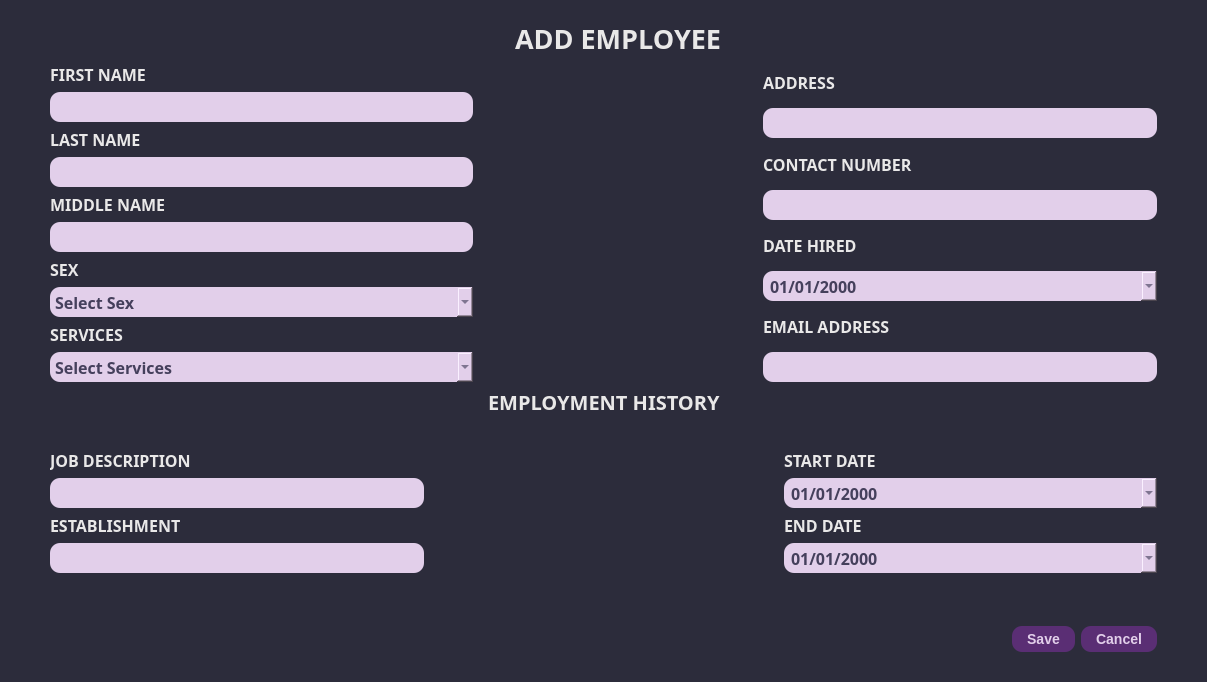
First picture: the form in ui_files/add_employee_dialog.ui, repository porgarmer/Jeb-s-Salon, before the edit.
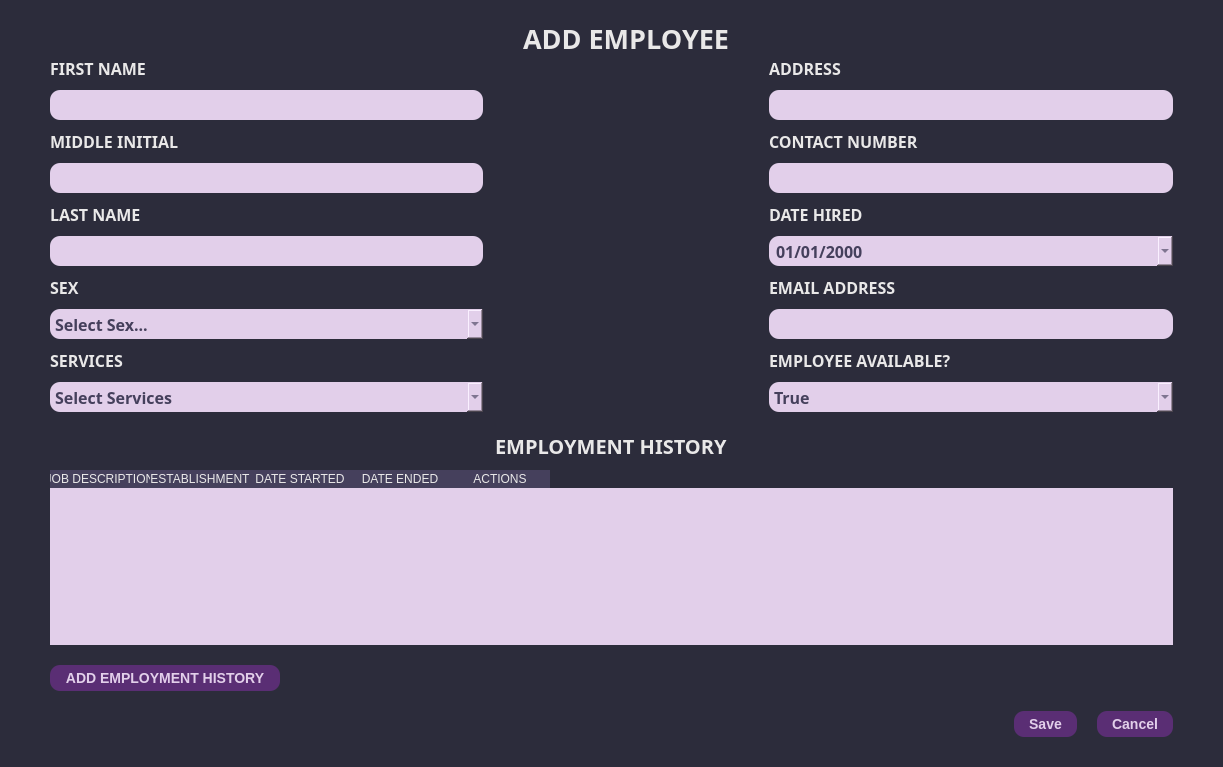
Second picture: the form after the edit. Icons and pictures are not drawn.

Diff of the .ui file:
```diff
--- a/ui_files/add_employee_dialog.ui
+++ b/ui_files/add_employee_dialog.ui
@@ -9,20 +9,20 @@
    <rect>
     <x>0</x>
     <y>0</y>
-    <width>1207</width>
-    <height>682</height>
+    <width>1223</width>
+    <height>767</height>
    </rect>
   </property>
   <property name="minimumSize">
    <size>
-    <width>1207</width>
-    <height>682</height>
+    <width>0</width>
+    <height>0</height>
    </size>
   </property>
   <property name="maximumSize">
    <size>
-    <width>1207</width>
-    <height>682</height>
+    <width>16777215</width>
+    <height>16777215</height>
    </size>
   </property>
   <property name="windowTitle">
@@ -115,366 +115,9 @@
       <property name="bottomMargin">
        <number>30</number>
       </property>
-      <item row="1" column="0">
-       <layout class="QGridLayout" name="gridLayout_3">
-        <item row="2" column="1" colspan="3">
-         <spacer name="horizontalSpacer_10">
-          <property name="orientation">
-           <enum>Qt::Horizontal</enum>
-          </property>
-          <property name="sizeHint" stdset="0">
-           <size>
-            <width>348</width>
-            <height>20</height>
-           </size>
-          </property>
-         </spacer>
-        </item>
-        <item row="1" column="0">
-         <spacer name="verticalSpacer_10">
-          <property name="orientation">
-           <enum>Qt::Vertical</enum>
-          </property>
-          <property name="sizeHint" stdset="0">
-           <size>
-            <width>310</width>
-            <height>32</height>
-           </size>
-          </property>
-         </spacer>
-        </item>
-        <item row="2" column="4">
-         <layout class="QVBoxLayout" name="verticalLayout_13">
-          <item>
-           <layout class="QVBoxLayout" name="verticalLayout_11"/>
-          </item>
-          <item>
-           <widget class="QLabel" name="label_12">
-            <property name="font">
-             <font>
-              <family>JetBrains Mono</family>
-              <pointsize>12</pointsize>
-              <bold>true</bold>
-             </font>
-            </property>
-            <property name="text">
-             <string>START DATE</string>
-            </property>
-           </widget>
-          </item>
-          <item>
-           <widget class="QDateEdit" name="emp_hist_start_date">
-            <property name="font">
-             <font>
-              <family>JetBrains Mono</family>
-              <pointsize>12</pointsize>
-              <bold>true</bold>
-             </font>
-            </property>
-            <property name="styleSheet">
-             <string notr="true">            QDateEdit QAbstractItemView {
-                selection-background-color: #6a9fb5;
-                selection-color: white;
-                background-color: #f0f0f0;
-            }
-            QCalendarWidget QWidget#qt_calendar_navigationbar {
-                background-color: #45405C; /* Navigation bar background */
-            }
-            QCalendarWidget QToolButton {
-                color: white;
-                background-color: #45405C;
-            }
-            QCalendarWidget QMenu {
-                color: white;
-                background-color: #45405C;
-            }
-
-    	    QCalendarWidget QMenu::item:selected {
-                background-color: #333;  /* Background color when an item is selected */
-            }
-         
-            QCalendarWidget QSpinBox {
-
-                color: white;
-                background-color: #45405C;
-                selection-background-color: #333;
-                selection-color: white;
-            }
-            QCalendarWidget QSpinBox::up-button {
-                subcontrol-origin: border;
-                subcontrol-position: top right;
-
-            }
-            QCalendarWidget QSpinBox::down-button {
-                subcontrol-origin: border;
-                subcontrol-position: bottom right;
-
-            }
-            QCalendarWidget QAbstractItemView:enabled {
-
-                color: black;
-                background-color: #E2CFEA;
-                selection-background-color: #45405C;
-                selection-color: white;
-            }</string>
-            </property>
-            <property name="displayFormat">
-             <string>MM/dd/yyyy</string>
-            </property>
-            <property name="calendarPopup">
-             <bool>true</bool>
-            </property>
-           </widget>
-          </item>
-          <item>
-           <layout class="QVBoxLayout" name="verticalLayout_12">
-            <item>
-             <widget class="QLabel" name="label_14">
-              <property name="font">
-               <font>
-                <family>JetBrains Mono</family>
-                <pointsize>12</pointsize>
-                <bold>true</bold>
-               </font>
-              </property>
-              <property name="text">
-               <string>END DATE</string>
-              </property>
-             </widget>
-            </item>
-            <item>
-             <widget class="QDateEdit" name="emp_hist_end_date">
-              <property name="font">
-               <font>
-                <family>JetBrains Mono</family>
-                <pointsize>12</pointsize>
-                <bold>true</bold>
-               </font>
-              </property>
-              <property name="styleSheet">
-               <string notr="true">            QDateEdit QAbstractItemView {
-                selection-background-color: #6a9fb5;
-                selection-color: white;
-                background-color: #f0f0f0;
-            }
-            QCalendarWidget QWidget#qt_calendar_navigationbar {
-                background-color: #45405C; /* Navigation bar background */
-            }
-            QCalendarWidget QToolButton {
-                color: white;
-                background-color: #45405C;
-            }
-            QCalendarWidget QMenu {
-                color: white;
-                background-color: #45405C;
-            }
-
-    	    QCalendarWidget QMenu::item:selected {
-                background-color: #333;  /* Background color when an item is selected */
-            }
-         
-            QCalendarWidget QSpinBox {
-
-                color: white;
-                background-color: #45405C;
-                selection-background-color: #333;
-                selection-color: white;
-            }
-            QCalendarWidget QSpinBox::up-button {
-                subcontrol-origin: border;
-                subcontrol-position: top right;
-
-            }
-            QCalendarWidget QSpinBox::down-button {
-                subcontrol-origin: border;
-                subcontrol-position: bottom right;
-
-            }
-            QCalendarWidget QAbstractItemView:enabled {
-
-                color: black;
-                background-color: #E2CFEA;
-                selection-background-color: #45405C;
-                selection-color: white;
-            }</string>
-              </property>
-              <property name="displayFormat">
-               <string>MM/dd/yyyy</string>
-              </property>
-              <property name="calendarPopup">
-               <bool>true</bool>
-              </property>
-             </widget>
-            </item>
-            <item>
-             <spacer name="verticalSpacer_12">
-              <property name="orientation">
-               <enum>Qt::Vertical</enum>
-              </property>
-              <property name="sizeHint" stdset="0">
-               <size>
-                <width>20</width>
-                <height>40</height>
-               </size>
-              </property>
-             </spacer>
-            </item>
-            <item>
-             <spacer name="horizontalSpacer_7">
-              <property name="orientation">
-               <enum>Qt::Horizontal</enum>
-              </property>
-              <property name="sizeHint" stdset="0">
-               <size>
-                <width>40</width>
-                <height>20</height>
-               </size>
-              </property>
-             </spacer>
-            </item>
-           </layout>
-          </item>
-         </layout>
-        </item>
-        <item row="2" column="0">
-         <layout class="QVBoxLayout" name="verticalLayout_14">
-          <item>
-           <layout class="QVBoxLayout" name="verticalLayout_8">
-            <item>
-             <widget class="QLabel" name="label_11">
-              <property name="font">
-               <font>
-                <family>JetBrains Mono</family>
-                <pointsize>12</pointsize>
-                <bold>true</bold>
-               </font>
-              </property>
-              <property name="text">
-               <string>JOB DESCRIPTION</string>
-              </property>
-             </widget>
-            </item>
-            <item>
-             <widget class="QLineEdit" name="emp_hist_job_desc">
-              <property name="font">
-               <font>
-                <family>JetBrains Mono</family>
-                <pointsize>12</pointsize>
-                <bold>true</bold>
-               </font>
-              </property>
-              <property name="styleSheet">
-               <string notr="true"/>
-              </property>
-             </widget>
-            </item>
-           </layout>
-          </item>
-          <item>
-           <layout class="QVBoxLayout" name="verticalLayout_9">
-            <item>
-             <widget class="QLabel" name="label_10">
-              <property name="font">
-               <font>
-                <family>JetBrains Mono</family>
-                <pointsize>12</pointsize>
-                <bold>true</bold>
-               </font>
-              </property>
-              <property name="text">
-               <string>ESTABLISHMENT</string>
-              </property>
-             </widget>
-            </item>
-            <item>
-             <widget class="QLineEdit" name="emp_hist_establishment">
-              <property name="font">
-               <font>
-                <family>JetBrains Mono</family>
-                <pointsize>12</pointsize>
-                <bold>true</bold>
-               </font>
-              </property>
-              <property name="styleSheet">
-               <string notr="true"/>
-              </property>
-             </widget>
-            </item>
-            <item>
-             <spacer name="verticalSpacer_11">
-              <property name="orientation">
-               <enum>Qt::Vertical</enum>
-              </property>
-              <property name="sizeHint" stdset="0">
-               <size>
-                <width>20</width>
-                <height>40</height>
-               </size>
-              </property>
-             </spacer>
-            </item>
-           </layout>
-          </item>
-         </layout>
-        </item>
-        <item row="0" column="3" colspan="2">
-         <spacer name="horizontalSpacer_5">
-          <property name="orientation">
-           <enum>Qt::Horizontal</enum>
-          </property>
-          <property name="sizeHint" stdset="0">
-           <size>
-            <width>427</width>
-            <height>17</height>
-           </size>
-          </property>
-         </spacer>
-        </item>
-        <item row="0" column="2">
-         <widget class="QLabel" name="label_9">
-          <property name="font">
-           <font>
-            <family>JetBrains Mono</family>
-            <pointsize>15</pointsize>
-            <bold>true</bold>
-           </font>
-          </property>
-          <property name="styleSheet">
-           <string notr="true"/>
-          </property>
-          <property name="text">
-           <string>EMPLOYMENT HISTORY</string>
-          </property>
-         </widget>
-        </item>
-        <item row="1" column="4">
-         <spacer name="verticalSpacer_13">
-          <property name="orientation">
-           <enum>Qt::Vertical</enum>
-          </property>
-          <property name="sizeHint" stdset="0">
-           <size>
-            <width>20</width>
-            <height>40</height>
-           </size>
-          </property>
-         </spacer>
-        </item>
-        <item row="0" column="0" colspan="2">
-         <spacer name="horizontalSpacer_6">
-          <property name="orientation">
-           <enum>Qt::Horizontal</enum>
-          </property>
-          <property name="sizeHint" stdset="0">
-           <size>
-            <width>426</width>
-            <height>17</height>
-           </size>
-          </property>
-         </spacer>
-        </item>
-       </layout>
-      </item>
+      <property name="verticalSpacing">
+       <number>20</number>
+      </property>
       <item row="0" column="0">
        <layout class="QGridLayout" name="gridLayout">
         <item row="0" column="0" colspan="2">
@@ -491,7 +134,7 @@
          </spacer>
         </item>
         <item row="0" column="2">
-         <widget class="QLabel" name="label">
+         <widget class="QLabel" name="window_label">
           <property name="font">
            <font>
             <family>JetBrains Mono</family>
@@ -522,8 +165,14 @@
         </item>
         <item row="1" column="0">
          <layout class="QVBoxLayout" name="verticalLayout_15">
+          <property name="spacing">
+           <number>10</number>
+          </property>
           <item>
            <layout class="QVBoxLayout" name="verticalLayout">
+            <property name="spacing">
+             <number>10</number>
+            </property>
             <item>
              <widget class="QLabel" name="label_2">
               <property name="font">
@@ -558,7 +207,38 @@
            </layout>
           </item>
           <item>
-           <layout class="QVBoxLayout" name="verticalLayout_2">
+           <widget class="QLabel" name="label_5">
+            <property name="font">
+             <font>
+              <family>JetBrains Mono</family>
+              <pointsize>12</pointsize>
+              <bold>true</bold>
+             </font>
+            </property>
+            <property name="text">
+             <string>MIDDLE INITIAL</string>
+            </property>
+           </widget>
+          </item>
+          <item>
+           <widget class="QLineEdit" name="emp_minitial">
+            <property name="font">
+             <font>
+              <family>JetBrains Mono</family>
+              <pointsize>12</pointsize>
+              <bold>true</bold>
+             </font>
+            </property>
+            <property name="styleSheet">
+             <string notr="true"/>
+            </property>
+           </widget>
+          </item>
+          <item>
+           <layout class="QVBoxLayout" name="verticalLayout_3">
+            <property name="spacing">
+             <number>10</number>
+            </property>
             <item>
              <widget class="QLabel" name="label_3">
               <property name="font">
@@ -586,40 +266,11 @@
             </item>
            </layout>
           </item>
-          <item>
-           <layout class="QVBoxLayout" name="verticalLayout_3">
-            <item>
-             <widget class="QLabel" name="label_5">
-              <property name="font">
-               <font>
-                <family>JetBrains Mono</family>
-                <pointsize>12</pointsize>
-                <bold>true</bold>
-               </font>
-              </property>
-              <property name="text">
-               <string>MIDDLE NAME</string>
-              </property>
-             </widget>
-            </item>
-            <item>
-             <widget class="QLineEdit" name="emp_mname">
-              <property name="font">
-               <font>
-                <family>JetBrains Mono</family>
-                <pointsize>12</pointsize>
-                <bold>true</bold>
-               </font>
-              </property>
-              <property name="styleSheet">
-               <string notr="true"/>
-              </property>
-             </widget>
-            </item>
-           </layout>
-          </item>
           <item>
            <layout class="QVBoxLayout" name="verticalLayout_7">
+            <property name="spacing">
+             <number>10</number>
+            </property>
             <item>
              <widget class="QLabel" name="label_15">
               <property name="font">
@@ -640,11 +291,12 @@
                <font>
                 <family>JetBrains Mono</family>
                 <pointsize>12</pointsize>
+                <italic>false</italic>
                 <bold>true</bold>
                </font>
               </property>
               <property name="placeholderText">
-               <string>Select Sex</string>
+               <string>Select Sex...</string>
               </property>
               <item>
                <property name="text">
@@ -729,6 +381,9 @@
         </item>
         <item row="1" column="4">
          <layout class="QVBoxLayout" name="verticalLayout_16">
+          <property name="spacing">
+           <number>10</number>
+          </property>
           <item>
            <layout class="QVBoxLayout" name="verticalLayout_6">
             <item>
@@ -877,6 +532,9 @@
           </item>
           <item>
            <layout class="QVBoxLayout" name="verticalLayout_10">
+            <property name="spacing">
+             <number>10</number>
+            </property>
             <item>
              <widget class="QLabel" name="label_13">
               <property name="font">
@@ -902,14 +560,231 @@
               </property>
              </widget>
             </item>
+            <item>
+             <widget class="QLabel" name="label">
+              <property name="font">
+               <font>
+                <family>JetBrains Mono</family>
+                <pointsize>12</pointsize>
+                <bold>true</bold>
+               </font>
+              </property>
+              <property name="text">
+               <string>EMPLOYEE AVAILABLE?</string>
+              </property>
+             </widget>
+            </item>
+            <item>
+             <widget class="QComboBox" name="emp_available">
+              <property name="font">
+               <font>
+                <family>JetBrains Mono</family>
+                <pointsize>12</pointsize>
+                <bold>true</bold>
+               </font>
+              </property>
+              <item>
+               <property name="text">
+                <string>True</string>
+               </property>
+              </item>
+              <item>
+               <property name="text">
+                <string>False</string>
+               </property>
+              </item>
+             </widget>
+            </item>
            </layout>
           </item>
          </layout>
         </item>
        </layout>
       </item>
+      <item row="1" column="0">
+       <layout class="QGridLayout" name="gridLayout_3">
+        <property name="verticalSpacing">
+         <number>10</number>
+        </property>
+        <item row="0" column="2">
+         <widget class="QLabel" name="label_9">
+          <property name="font">
+           <font>
+            <family>JetBrains Mono</family>
+            <pointsize>15</pointsize>
+            <bold>true</bold>
+           </font>
+          </property>
+          <property name="styleSheet">
+           <string notr="true"/>
+          </property>
+          <property name="text">
+           <string>EMPLOYMENT HISTORY</string>
+          </property>
+         </widget>
+        </item>
+        <item row="0" column="3" colspan="2">
+         <spacer name="horizontalSpacer_5">
+          <property name="orientation">
+           <enum>Qt::Horizontal</enum>
+          </property>
+          <property name="sizeHint" stdset="0">
+           <size>
+            <width>427</width>
+            <height>17</height>
+           </size>
+          </property>
+         </spacer>
+        </item>
+        <item row="0" column="0" colspan="2">
+         <spacer name="horizontalSpacer_6">
+          <property name="orientation">
+           <enum>Qt::Horizontal</enum>
+          </property>
+          <property name="sizeHint" stdset="0">
+           <size>
+            <width>426</width>
+            <height>17</height>
+           </size>
+          </property>
+         </spacer>
+        </item>
+        <item row="1" column="0" colspan="5">
+         <widget class="QTableWidget" name="emp_hist_table">
+          <property name="font">
+           <font>
+            <family>JetBrains Mono</family>
+            <pointsize>10</pointsize>
+            <bold>true</bold>
+           </font>
+          </property>
+          <property name="styleSheet">
+           <string notr="true">QHeaderView::section{
+	background-color: #45405C;
+	color: #E9E8E8;
+	border: none;
+	font: 700 10pt &quot;JetBrains Mono&quot;;
+}
+
+QTableWidget{
+	background-color: #E2CFEA;
+	border: none;
+	alternate-background-color: #BCADC5;
+}
+
+QTableWidget::item:selected{
+	color: #2C2C3B;
+	background-color: #FFEE8c;  /* Background color for selected items */
+
+}
+QTableWidget::item{
+	color: #2C2C3B;
+	selection-color: #2C2C3B;  /* Text color for selected items */
+
+}
+</string>
+          </property>
+          <property name="frameShadow">
+           <enum>QFrame::Sunken</enum>
+          </property>
+          <property name="editTriggers">
+           <set>QAbstractItemView::NoEditTriggers</set>
+          </property>
+          <property name="alternatingRowColors">
+           <bool>true</bool>
+          </property>
+          <property name="selectionMode">
+           <enum>QAbstractItemView::NoSelection</enum>
+          </property>
+          <property name="selectionBehavior">
+           <enum>QAbstractItemView::SelectRows</enum>
+          </property>
+          <property name="showGrid">
+           <bool>true</bool>
+          </property>
+          <property name="gridStyle">
+           <enum>Qt::NoPen</enum>
+          </property>
+          <attribute name="horizontalHeaderVisible">
+           <bool>true</bool>
+          </attribute>
+          <attribute name="horizontalHeaderCascadingSectionResizes">
+           <bool>false</bool>
+          </attribute>
+          <attribute name="horizontalHeaderHighlightSections">
+           <bool>true</bool>
+          </attribute>
+          <attribute name="horizontalHeaderShowSortIndicator" stdset="0">
+           <bool>false</bool>
+          </attribute>
+          <attribute name="horizontalHeaderStretchLastSection">
+           <bool>false</bool>
+          </attribute>
+          <attribute name="verticalHeaderVisible">
+           <bool>false</bool>
+          </attribute>
+          <attribute name="verticalHeaderStretchLastSection">
+           <bool>false</bool>
+          </attribute>
+          <row/>
+          <column>
+           <property name="text">
+            <string>JOB DESCRIPTION</string>
+           </property>
+          </column>
+          <column>
+           <property name="text">
+            <string>ESTABLISHMENT</string>
+           </property>
+          </column>
+          <column>
+           <property name="text">
+            <string>DATE STARTED</string>
+           </property>
+          </column>
+          <column>
+           <property name="text">
+            <string>DATE ENDED</string>
+           </property>
+          </column>
+          <column>
+           <property name="text">
+            <string>ACTIONS</string>
+           </property>
+          </column>
+         </widget>
+        </item>
+       </layout>
+      </item>
+      <item row="2" column="0">
+       <layout class="QHBoxLayout" name="horizontalLayout_3">
+        <item>
+         <widget class="QPushButton" name="add_emp_hist_button">
+          <property name="text">
+           <string>ADD EMPLOYMENT HISTORY</string>
+          </property>
+         </widget>
+        </item>
+        <item>
+         <spacer name="horizontalSpacer_2">
+          <property name="orientation">
+           <enum>Qt::Horizontal</enum>
+          </property>
+          <property name="sizeHint" stdset="0">
+           <size>
+            <width>838</width>
+            <height>20</height>
+           </size>
+          </property>
+         </spacer>
+        </item>
+       </layout>
+      </item>
       <item row="3" column="0">
        <layout class="QHBoxLayout" name="horizontalLayout_2">
+        <property name="spacing">
+         <number>20</number>
+        </property>
         <item>
          <spacer name="horizontalSpacer_11">
           <property name="orientation">
@@ -960,19 +835,6 @@
         </item>
        </layout>
       </item>
-      <item row="2" column="0">
-       <spacer name="verticalSpacer_9">
-        <property name="orientation">
-         <enum>Qt::Vertical</enum>
-        </property>
-        <property name="sizeHint" stdset="0">
-         <size>
-          <width>20</width>
-          <height>4</height>
-         </size>
-        </property>
-       </spacer>
-      </item>
      </layout>
     </widget>
    </item>
```
